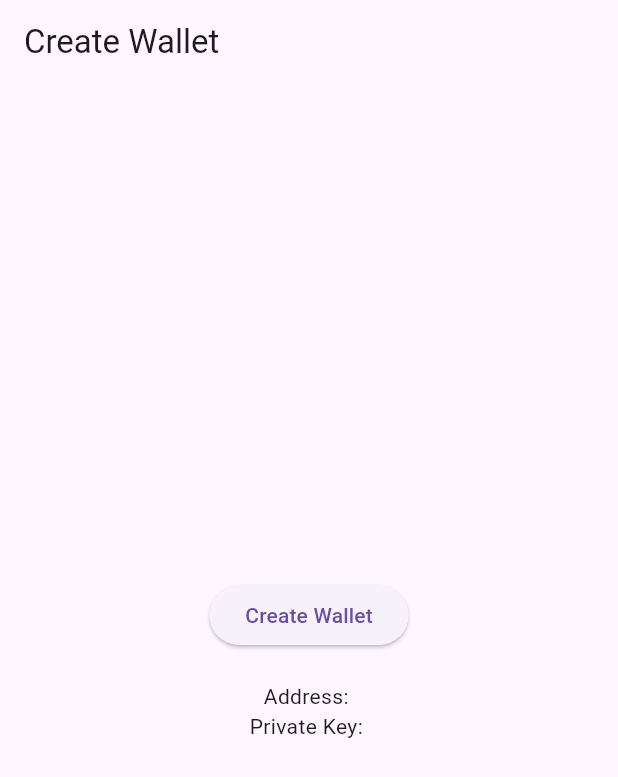
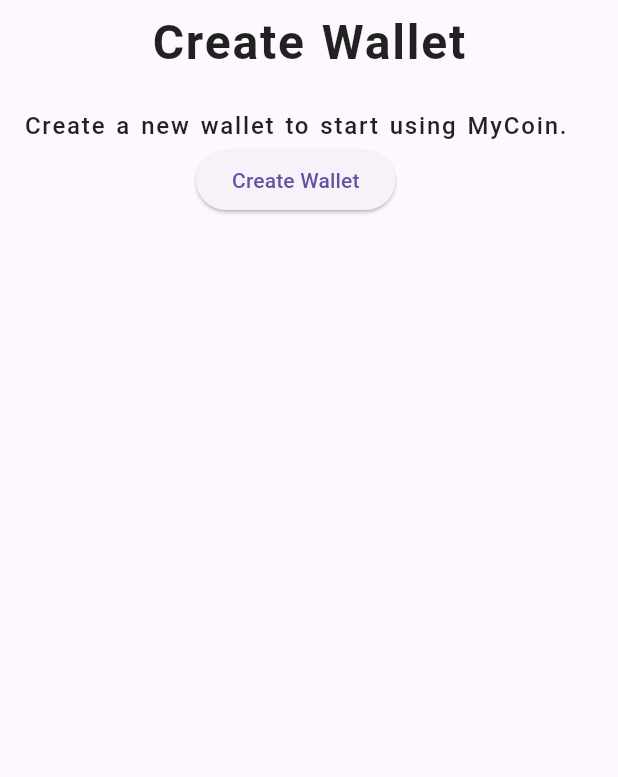
Before and after one commit to DanielPham311/My-Coin-Wallet, a Flutter app: the screen it shows after launch, on a phone screen of 412 x 824 dp. Shown: the top 777 px of the screen. Run offline on Flutter 3.47's test engine with Material 3 defaults, Android fonts, the phone set to English and light mode, and no system bars; Roboto replaces fonts that are missing (RobotoMono).

Commit message:
finished Create Wallet

```diff
--- a/frontend/lib/main.dart
+++ b/frontend/lib/main.dart
@@ -1,17 +1,22 @@
 import 'package:flutter/material.dart';
 import 'pages/create_wallet.dart';
+import 'pages/dashboard.dart';
 
-void main() {
-  runApp(MyCoinApp());
-}
+void main() => runApp(MyCoinApp());
 
 class MyCoinApp extends StatelessWidget {
+  const MyCoinApp({super.key});
+
   @override
   Widget build(BuildContext context) {
     return MaterialApp(
       title: 'MyCoin Wallet',
-      theme: ThemeData(primarySwatch: Colors.blue),
-      home: CreateWalletPage(),
+      theme: ThemeData(primarySwatch: Colors.indigo),
+      initialRoute: '/',
+      routes: {
+        '/': (context) => CreateWalletPage(),
+        // '/dashboard': (context) => DashboardPage(),
+      },
     );
   }
 }
--- a/frontend/lib/pages/create_wallet.dart
+++ b/frontend/lib/pages/create_wallet.dart
@@ -2,6 +2,8 @@ import 'package:flutter/material.dart';
 import '../services/api_service.dart';
 
 class CreateWalletPage extends StatefulWidget {
+  const CreateWalletPage({super.key});
+
   @override
   _CreateWalletPageState createState() => _CreateWalletPageState();
 }
@@ -22,18 +24,70 @@ class _CreateWalletPageState extends State<CreateWalletPage> {
   @override
   Widget build(BuildContext context) {
     return Scaffold(
-      appBar: AppBar(title: Text('Create Wallet')),
-      body: Center(
+      appBar: AppBar(
+        title: const Text('Create Wallet'),
+        centerTitle: true,
+        titleTextStyle: TextStyle(
+          color: Colors.black87,
+          fontSize: 32,
+          fontWeight: FontWeight.bold,
+          fontFamily: 'RobotoMono',
+          letterSpacing: 1.2,
+          wordSpacing: 1.5,
+        ),
+      ),
+      body: Padding(
+        padding: const EdgeInsets.all(16),
         child: Column(
-          mainAxisAlignment: MainAxisAlignment.center,
           children: [
+            Text(
+              'Create a new wallet to start using MyCoin.',
+              style: TextStyle(
+                fontSize: 16,
+                color: Colors.black87,
+                fontFamily: 'RobotoMono',
+                letterSpacing: 1.2,
+                wordSpacing: 1.5,
+                height: 1.5,
+                decoration: TextDecoration.none,
+                decorationColor: Colors.transparent,
+                decorationStyle: TextDecorationStyle.solid,
+                decorationThickness: 1.0,
+                fontWeight: FontWeight.w500,
+                fontStyle: FontStyle.normal,
+                backgroundColor: Colors.transparent,
+              ),
+            ),
             ElevatedButton(
               onPressed: createWallet,
-              child: Text('Create Wallet'),
+              child: const Text('Create Wallet'),
             ),
-            SizedBox(height: 20),
-            Text('Address: $address'),
-            Text('Private Key: $privateKey'),
+            const SizedBox(height: 20),
+            if (address.isNotEmpty) ...[
+              const Text(
+                'Your Wallet Address:',
+                style: TextStyle(fontWeight: FontWeight.bold),
+              ),
+              SelectableText(address, style: TextStyle(color: Colors.green)),
+              const SizedBox(height: 10),
+              const Text(
+                'Your Private Key:',
+                style: TextStyle(fontWeight: FontWeight.bold),
+              ),
+              SelectableText(privateKey, style: TextStyle(color: Colors.red)),
+              const SizedBox(height: 20),
+              ElevatedButton(
+                onPressed: () {
+                  // navigate to next page
+                  Navigator.pushNamed(
+                    context,
+                    '/dashboard',
+                    arguments: {'address': address, 'privateKey': privateKey},
+                  );
+                },
+                child: const Text('Continue to Dashboard'),
+              ),
+            ],
           ],
         ),
       ),
--- a/frontend/lib/services/api_service.dart
+++ b/frontend/lib/services/api_service.dart
@@ -2,7 +2,8 @@ import 'dart:convert';
 import 'package:http/http.dart' as http;
 
 class ApiService {
-  final String baseUrl = "http://127.0.0.1:5000";
+  final String baseUrl = "http://10.0.2.2:5000";
+
 
   Future<Map<String, dynamic>> createWallet() async {
     final response = await http.post(Uri.parse('$baseUrl/wallet/create'));
```
